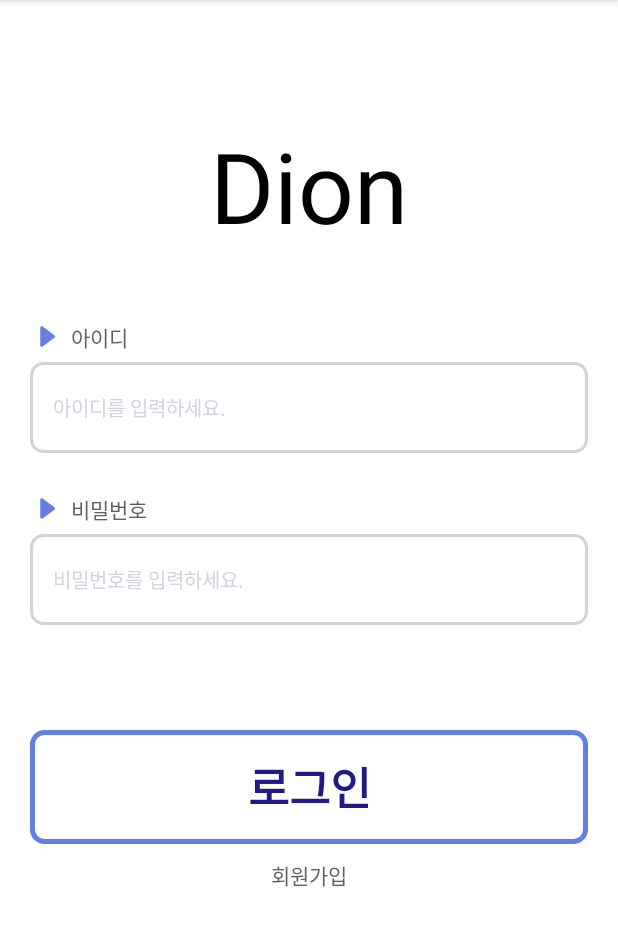
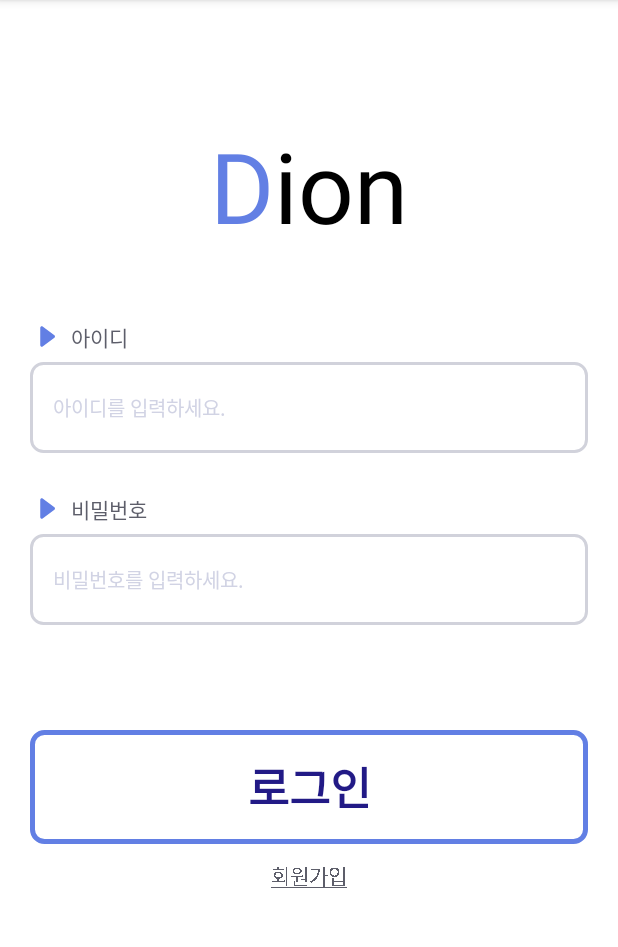
Before and after one commit to Depplication/Diowner_Kotlin, an Android app: the LoginActivity screen opened directly, with no data from a screen before it, on a phone screen of 412 x 824 dp, the part 84-1031 px from its top. Run offline under Robolectric (Android 15) with nearby library versions, the phone set to English and light mode, and no system bars.

Commit message:
회원 가입 추가중

```diff
--- a/app/src/main/AndroidManifest.xml
+++ b/app/src/main/AndroidManifest.xml
@@ -9,6 +9,9 @@
         android:roundIcon="@mipmap/ic_launcher_round"
         android:supportsRtl="true"
         android:theme="@style/Theme.Diowner">
+        <activity
+            android:name=".JoinActivity"
+            android:exported="false" />
         <activity
             android:name=".LoginActivity"
             android:exported="false" />
--- a/app/src/main/java/kr/hs/diowner/LoginActivity.kt
+++ b/app/src/main/java/kr/hs/diowner/LoginActivity.kt
@@ -1,11 +1,58 @@
 package kr.hs.diowner
 
+import android.content.Intent
+import android.graphics.Paint
 import androidx.appcompat.app.AppCompatActivity
 import android.os.Bundle
+import android.text.Spannable
+import android.text.SpannableStringBuilder
+import android.text.style.ForegroundColorSpan
+import android.view.View
+import android.widget.Button
+import android.widget.TextView
 
-class LoginActivity : AppCompatActivity() {
+class LoginActivity : AppCompatActivity(), View.OnClickListener {
+    val MainTitle : TextView by lazy {
+        findViewById(R.id.Main_Title)
+    }
+    val JoinText : TextView by lazy {
+        findViewById(R.id.Join_Text)
+    }
+    val LoginBtn : Button by lazy {
+        findViewById(R.id.Login_Btn)
+    }
     override fun onCreate(savedInstanceState: Bundle?) {
         super.onCreate(savedInstanceState)
         setContentView(R.layout.activity_login)
+
+        settingText()
+        settingListener()
+    }
+    private fun settingText(){
+        JoinText.paintFlags = Paint.UNDERLINE_TEXT_FLAG
+
+        val ssb = SpannableStringBuilder("Dion")
+        ssb.apply {
+            setSpan(ForegroundColorSpan(getColor(R.color.MainColor)), 0,1, Spannable.SPAN_EXCLUSIVE_EXCLUSIVE)
+        }
+        MainTitle.text = ssb
+    }
+    private fun settingListener(){
+        LoginBtn.setOnClickListener(this)
+        JoinText.setOnClickListener(this)
+    }
+
+    override fun onClick(view: View?){
+        when(view){
+            LoginBtn -> {
+                val intent = Intent(this, MainActivity::class.java)
+                finish()
+                startActivity(intent)
+            }
+            JoinText -> {
+                val intent = Intent(this, JoinActivity::class.java)
+                startActivity(intent)
+            }
+        }
     }
 }
--- a/app/src/main/res/values/colors.xml
+++ b/app/src/main/res/values/colors.xml
@@ -12,4 +12,5 @@
     <color name="TextPurple">#221A86</color>
     <color name="RoundGray">#D1D2DB</color>
     <color name="RoundBlue">#627FE4</color>
+    <color name="MainColor">#627FE4</color>
 </resources>
```
Also changed, not shown: app/src/main/java/kr/hs/diowner/JoinActivity.kt (added, +11 -0 lines), app/src/main/res/layout/activity_join.xml (added, +9 -0 lines).
